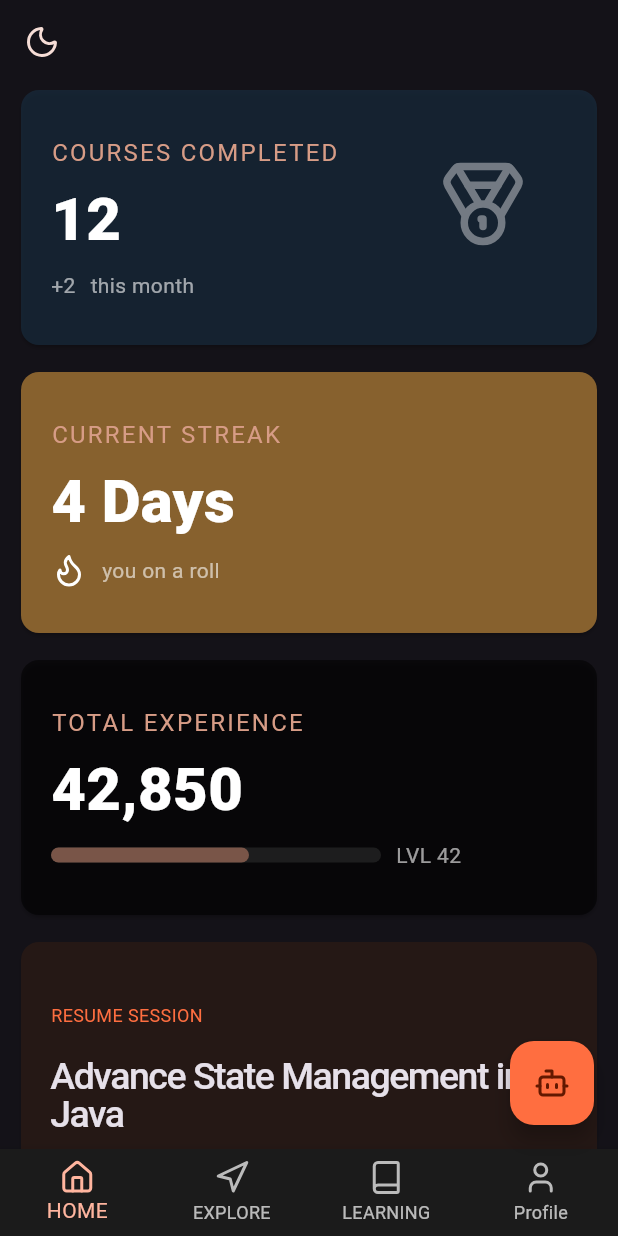
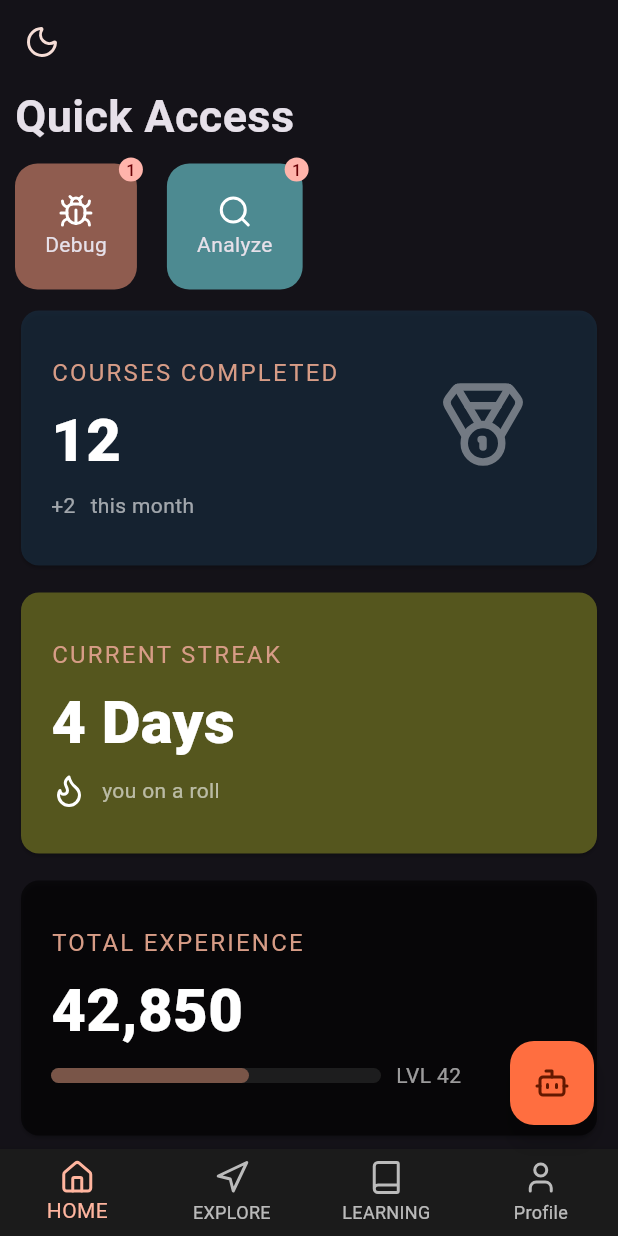
Before and after one commit to guysa-AMG/tutor-mobi, a Flutter app: the screen it shows after launch, on a phone screen of 412 x 824 dp. Run offline on Flutter 3.47's test engine with Material 3 defaults, Android fonts, the phone set to English and light mode, and no system bars; our stand-ins replace device_preview_plus, dio, flutter_bloc, flutter_highlight, flutter_svg, font_awesome_flutter and 3 more; missing offline and left inert: flutter_chat_core, flutter_chat_ui, flutter_code_editor, highlight; network calls fail.

Commit message:
feat(ui): add quick access badges and update card colors
- insert “Quick Access” header with two badge buttons
- adjust Home layout alignment and spacing
- change ChallengeCard background opacity and hue

```diff
--- a/lib/screens/home.dart
+++ b/lib/screens/home.dart
@@ -23,11 +23,44 @@ class HomeState extends State<Home> {
       child:
        SingleChildScrollView(
         child:Column(
+          crossAxisAlignment: CrossAxisAlignment.start,
           spacing: 10,
       children: [
-
+        Text("Quick Access",style: TextStyle(fontSize: 30,fontWeight: FontWeight.w700),),
+        Row(
+          spacing: 20,
+          children: [
+           Badge.count(count: 1,child: Container(
+              decoration: BoxDecoration(
+                color: const Color.fromARGB(154, 224, 141, 115),
+                borderRadius: BorderRadius.circular(15)
+              ),
+              padding: EdgeInsets.all(20),
+              child: Column(
+               children: [
+                 Icon(LucideIcons.bug200),
+                 Text("Debug")
+                 ]
+              ),
+            ))
+            ,
+             Badge.count(count: 1,child: Container(
+              decoration: BoxDecoration(
+                color: const Color.fromARGB(154, 115, 217, 224),
+                borderRadius: BorderRadius.circular(15)
+              ),
+              padding: EdgeInsets.all(20),
+              child: Column(
+               children: [
+                 Icon(LucideIcons.search200),
+                 Text("Analyze")
+                 ]
+              ),
+            ))
+          ],
+        ),
       ProgressCards("COURSES COMPLETED", "12", "this month", Text("+2",style: TextStyle(color: Colors.white60),) ,logo: Icon(LucideIcons.medal,size: 60),bg:  const Color.fromARGB(155, 25, 48, 68)),
-      ProgressCards("CURRENT STREAK", "4 Days", "you on a roll", Icon(LucideIcons.flame) ,bg: const Color.fromARGB(255, 135, 97, 46),),
+      ProgressCards("CURRENT STREAK", "4 Days", "you on a roll", Icon(LucideIcons.flame) ,bg: const Color.fromARGB(255, 85, 86, 30),),
       ProgressCards("TOTAL EXPERIENCE", "42,850", "LVL 42",SizedBox(child: LinearProgressIndicator(borderRadius: BorderRadius.circular(5),value: 0.6,minHeight: 10,color: Colors.brown,backgroundColor: const Color.fromARGB(185, 38, 38, 38),),width: 220,) ),
 
         ResumeCard(),
--- a/lib/ui/cards/challenge.dart
+++ b/lib/ui/cards/challenge.dart
@@ -30,7 +30,7 @@ class ChallengeCardState extends State<ChallengeCard> {
   Widget build(BuildContext context) {
     return  Card(
       elevation: 0,
-      color: Color.fromARGB(136, 0, 31, 37),
+      color: Color.fromARGB(85, 18, 118, 138),
       shape: RoundedRectangleBorder(borderRadius: BorderRadius.only(topLeft: Radius.circular(0), bottomLeft: Radius.circular(0))),
       child:Container(
 
```
